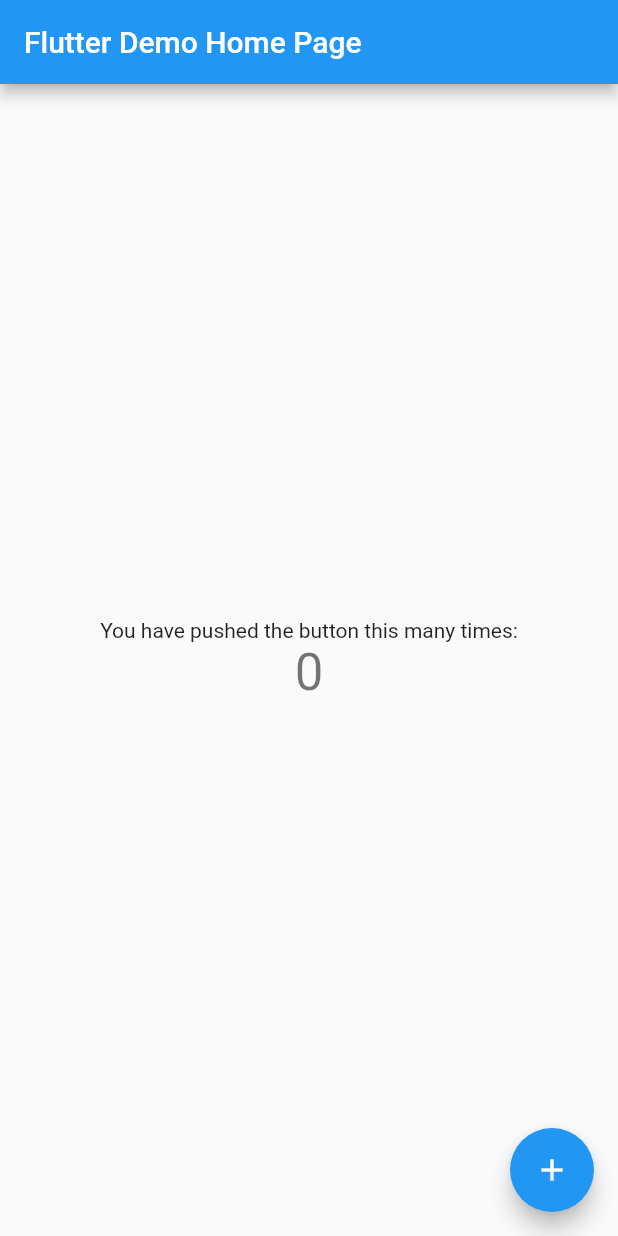
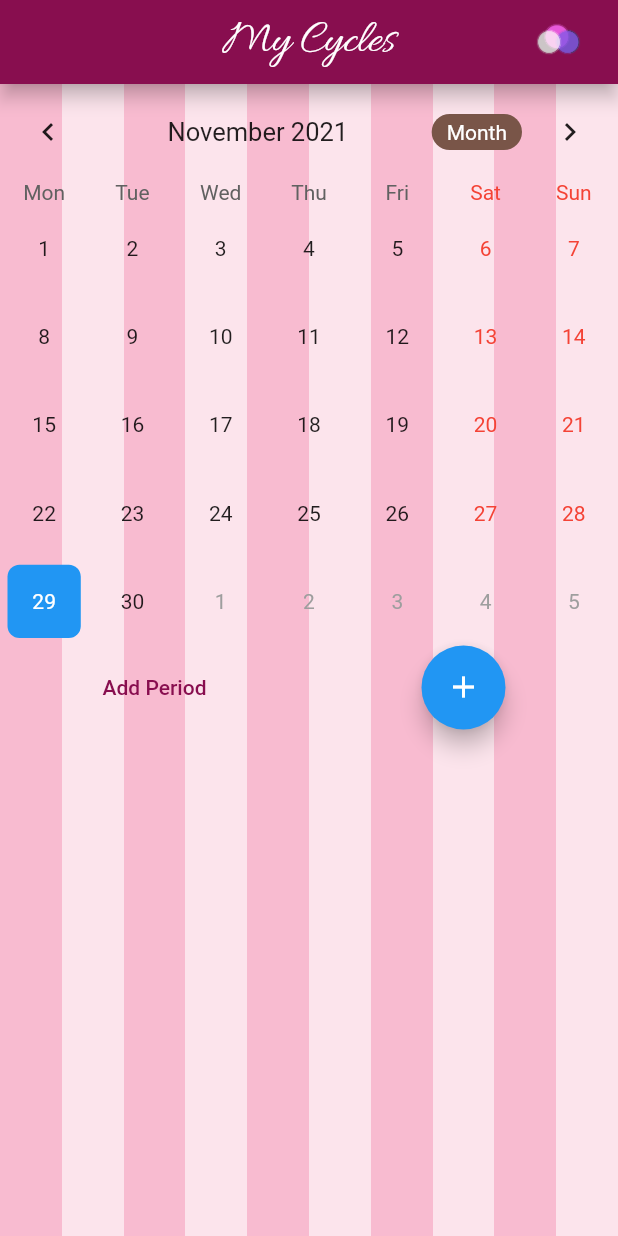
Before and after one commit to poojakaulgud/MyCycles, a Flutter app: the screen it shows after launch, on a phone screen of 412 x 824 dp. Run offline on Flutter 3.47's test engine with Material 2 defaults, Android fonts, the phone set to English and light mode, and no system bars; drawn by our look-alikes of table_calendar.

```diff
--- a/lib/main.dart
+++ b/lib/main.dart
@@ -1,113 +1,179 @@
+// @dart=2.9
 import 'package:flutter/material.dart';
+import 'package:table_calendar/table_calendar.dart';
 
+const magenta = const Color(0x8e3a59);
 void main() {
-  runApp(MyApp());
+  runApp(
+    MaterialApp(
+      debugShowCheckedModeBanner: false,
+      home: MyCycles(),
+    ),
+  );
 }
 
-class MyApp extends StatelessWidget {
-  // This widget is the root of your application.
-  @override
-  Widget build(BuildContext context) {
-    return MaterialApp(
-      title: 'Flutter',
-      theme: ThemeData(
-        // This is the theme of your application.
-        //
-        // Try running your application with "flutter run". You'll see the
-        // application has a blue toolbar. Then, without quitting the app, try
-        // changing the primarySwatch below to Colors.green and then invoke
-        // "hot reload" (press "r" in the console where you ran "flutter run",
-        // or simply save your changes to "hot reload" in a Flutter IDE).
-        // Notice that the counter didn't reset back to zero; the application
-        // is not restarted.
-        primarySwatch: Colors.blue,
-      ),
-      home: MyHomePage(title: 'Flutter Demo Home Page'),
-    );
-  }
+class MyCycles extends StatefulWidget {
+  _MyCycleState createState() => _MyCycleState();
 }
 
-class MyHomePage extends StatefulWidget {
-  MyHomePage({Key? key, required this.title}) : super(key: key);
-
-  // This widget is the home page of your application. It is stateful, meaning
-  // that it has a State object (defined below) that contains fields that affect
-  // how it looks.
-
-  // This class is the configuration for the state. It holds the values (in this
-  // case the title) provided by the parent (in this case the App widget) and
-  // used by the build method of the State. Fields in a Widget subclass are
-  // always marked "final".
-
-  final String title;
+class _MyCycleState extends State<MyCycles> {
+  CalendarController _controller;
 
   @override
-  _MyHomePageState createState() => _MyHomePageState();
-}
-
-class _MyHomePageState extends State<MyHomePage> {
-  int _counter = 0;
-
-  void _incrementCounter() {
-    setState(() {
-      // This call to setState tells the Flutter framework that something has
-      // changed in this State, which causes it to rerun the build method below
-      // so that the display can reflect the updated values. If we changed
-      // _counter without calling setState(), then the build method would not be
-      // called again, and so nothing would appear to happen.
-      _counter++;
-    });
+  void initState() {
+    super.initState();
+    _controller = CalendarController();
   }
 
   @override
   Widget build(BuildContext context) {
-    // This method is rerun every time setState is called, for instance as done
-    // by the _incrementCounter method above.
-    //
-    // The Flutter framework has been optimized to make rerunning build methods
-    // fast, so that you can just rebuild anything that needs updating rather
-    // than having to individually change instances of widgets.
     return Scaffold(
       appBar: AppBar(
-        // Here we take the value from the MyHomePage object that was created by
-        // the App.build method, and use it to set our appbar title.
-        title: Text(widget.title),
+        actions: [
+          new SizedBox(
+            height: 100.0,
+            width: 80.0,
+            child: new IconButton(
+                icon: Image.asset('assets/logo.png'), onPressed: () => {}),
+          ),
+        ],
+        title: Text(
+          "My Cycles",
+          style: TextStyle(fontFamily: 'Allura', fontSize: 30),
+        ),
+        backgroundColor: Colors.pink[900],
+        centerTitle: true,
+        elevation: 5.0,
       ),
       body: Center(
-        // Center is a layout widget. It takes a single child and positions it
-        // in the middle of the parent.
-        child: Column(
-          // Column is also a layout widget. It takes a list of children and
-          // arranges them vertically. By default, it sizes itself to fit its
-          // children horizontally, and tries to be as tall as its parent.
-          //
-          // Invoke "debug painting" (press "p" in the console, choose the
-          // "Toggle Debug Paint" action from the Flutter Inspector in Android
-          // Studio, or the "Toggle Debug Paint" command in Visual Studio Code)
-          // to see the wireframe for each widget.
-          //
-          // Column has various properties to control how it sizes itself and
-          // how it positions its children. Here we use mainAxisAlignment to
-          // center the children vertically; the main axis here is the vertical
-          // axis because Columns are vertical (the cross axis would be
-          // horizontal).
-          mainAxisAlignment: MainAxisAlignment.center,
-          children: <Widget>[
-            Text(
-              'You have pushed the button this many times:',
+        child: new Container(
+          decoration: BoxDecoration(
+            gradient: LinearGradient(
+              begin: Alignment(-1.0, 0.0),
+              end: Alignment(1.0, 0.0),
+              stops: [
+                0.0,
+                0.1,
+                0.1,
+                0.2,
+                0.2,
+                0.3,
+                0.3,
+                0.4,
+                0.4,
+                0.5,
+                0.5,
+                0.6,
+                0.6,
+                0.7,
+                0.7,
+                0.8,
+                0.8,
+                0.9,
+                0.9,
+                1
+              ],
+              colors: [
+                Colors.pink[100],
+                Colors.pink[100],
+                Colors.pink[50],
+                Colors.pink[50],
+                Colors.pink[100],
+                Colors.pink[100],
+                Colors.pink[50],
+                Colors.pink[50],
+                Colors.pink[100],
+                Colors.pink[100],
+                Colors.pink[50],
+                Colors.pink[50],
+                Colors.pink[100],
+                Colors.pink[100],
+                Colors.pink[50],
+                Colors.pink[50],
+                Colors.pink[100],
+                Colors.pink[100],
+                Colors.pink[50],
+                Colors.pink[50],
+              ],
+              tileMode: TileMode.repeated,
             ),
-            Text(
-              '$_counter',
-              style: Theme.of(context).textTheme.headline4,
-            ),
-          ],
+          ),
+          child: new Column(
+            crossAxisAlignment: CrossAxisAlignment.start,
+            children: <Widget>[
+              TableCalendar(
+                initialCalendarFormat: CalendarFormat.month,
+                calendarStyle: CalendarStyle(
+                    todayColor: Colors.blue,
+                    selectedColor: Theme.of(context).primaryColor,
+                    todayStyle: TextStyle(
+                        fontWeight: FontWeight.bold,
+                        fontSize: 22.0,
+                        color: Colors.white)),
+                headerStyle: HeaderStyle(
+                  centerHeaderTitle: true,
+                  formatButtonDecoration: BoxDecoration(
+                    color: Colors.brown,
+                    borderRadius: BorderRadius.circular(22.0),
+                  ),
+                  formatButtonTextStyle: TextStyle(color: Colors.white),
+                  formatButtonShowsNext: false,
+                ),
+                startingDayOfWeek: StartingDayOfWeek.monday,
+                onDaySelected: (date, events, _) {
+                  print(date.toUtc());
+                },
+                builders: CalendarBuilders(
+                  selectedDayBuilder: (context, date, events) => Container(
+                      margin: const EdgeInsets.all(5.0),
+                      alignment: Alignment.center,
+                      decoration: BoxDecoration(
+                          color: Theme.of(context).primaryColor,
+                          borderRadius: BorderRadius.circular(8.0)),
+                      child: Text(
+                        date.day.toString(),
+                        style: TextStyle(color: Colors.white),
+                      )),
+                  todayDayBuilder: (context, date, events) => Container(
+                      margin: const EdgeInsets.all(5.0),
+                      alignment: Alignment.center,
+                      decoration: BoxDecoration(
+                          color: Colors.blue,
+                          borderRadius: BorderRadius.circular(8.0)),
+                      child: Text(
+                        date.day.toString(),
+                        style: TextStyle(color: Colors.white),
+                      )),
+                ),
+                calendarController: _controller,
+              ),
+              new Column(
+                children: [
+                  Row(
+                    children: <Widget>[
+                      Expanded(
+                          child: TextButton(
+                        onPressed: () {},
+                        child: Text("Add Period"),
+                        style: TextButton.styleFrom(
+                          primary: Colors.pink[900],
+                        ),
+                      )),
+                      Expanded(
+                        child: FloatingActionButton(
+                          onPressed: () {},
+                          child: Icon(Icons.add),
+                        ),
+                      )
+                    ],
+                  ),
+                ],
+              ),
+            ],
+          ),
         ),
       ),
-      floatingActionButton: FloatingActionButton(
-        onPressed: _incrementCounter,
-        tooltip: 'Increment',
-        child: Icon(Icons.add),
-      ), // This trailing comma makes auto-formatting nicer for build methods.
+      // This trailing comma makes auto-formatting nicer for build methods.
     );
   }
 }
```
Also changed, not shown: fonts/OFL.txt (added, +93 -0 lines), pubspec.yaml (+12 -9 lines), assets/logo.png (added), fonts/Allura-Regular.ttf (added), pubspec.lock, 1 other file.
